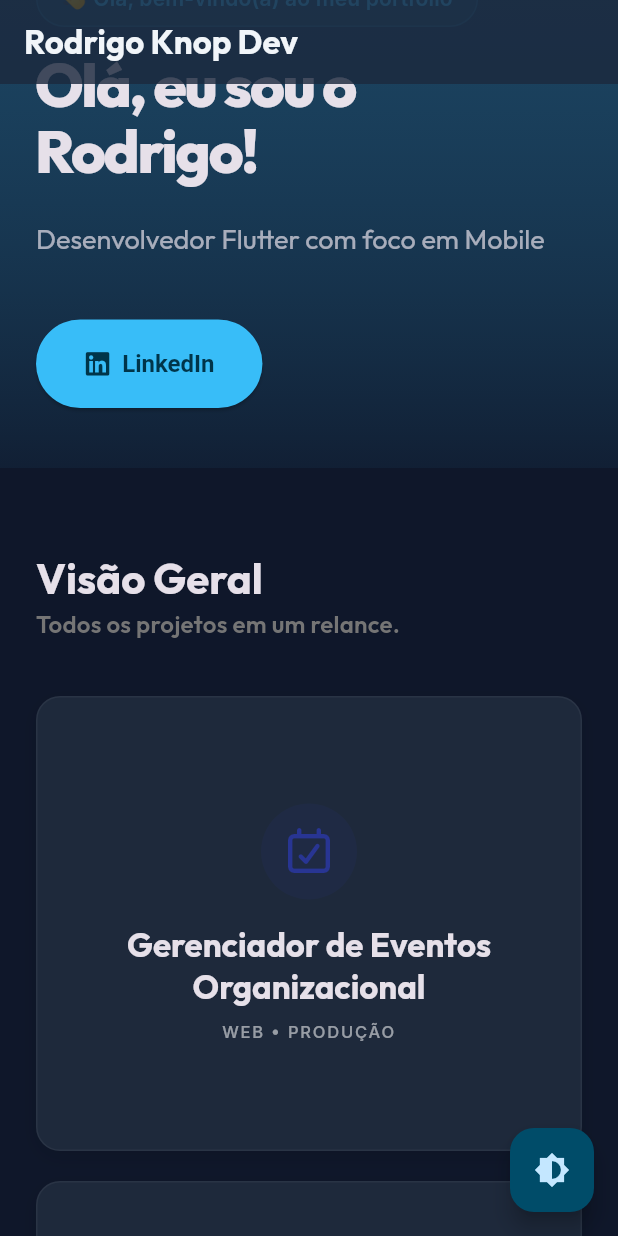
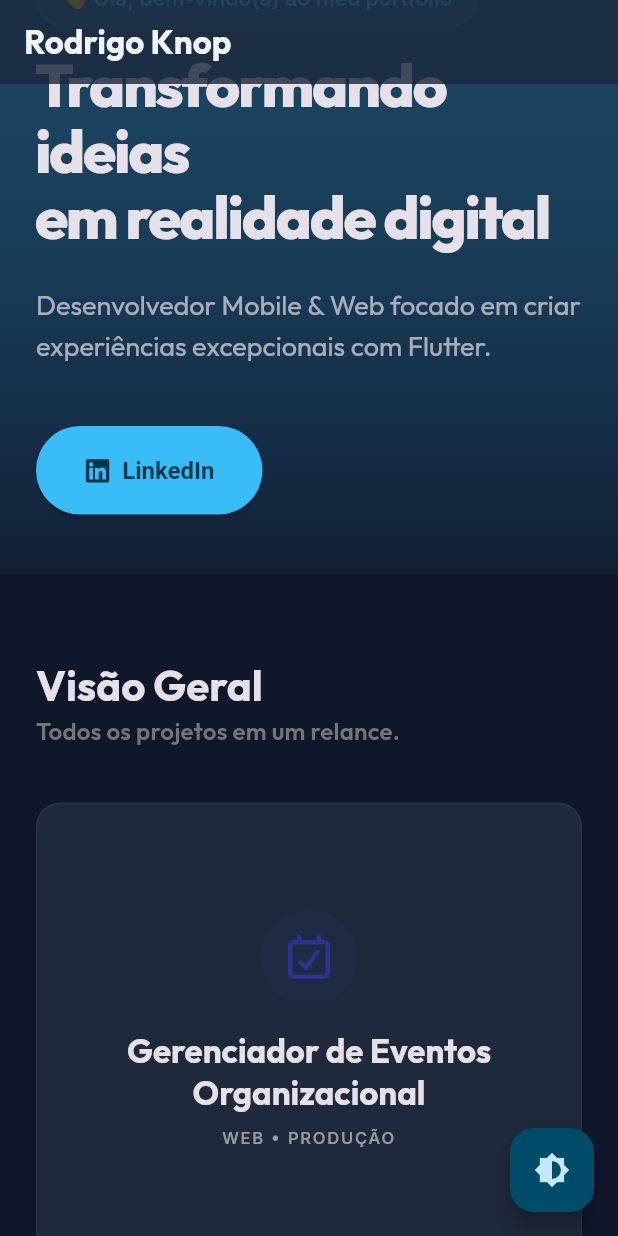
Before and after one commit to rodrigo-gh/portfolio, a Flutter app: the screen it shows after launch, scrolled down 576 dp, after a tap on "LinkedIn", on a phone screen of 412 x 824 dp. Run offline on Flutter 3.47's test engine with Material 3 defaults, Android fonts, the phone set to English and light mode, and no system bars; drawn by our look-alikes of flutter_animate; our stand-ins replace font_awesome_flutter, google_fonts, smooth_page_indicator.

Commit message:
Refactor: Removing hardcoded text

```diff
--- a/lib/core/constants/strings.dart
+++ b/lib/core/constants/strings.dart
@@ -1,10 +1,55 @@
-const Map<String, String> strings = {
-  "headerTitle": "Olá, eu sou o Rodrigo!",
-  "headerSubtitle": "Desenvolvedor Flutter com foco em Mobile",
-  "headerButtonText": "Ver meu LinkedIn",
-  "statusBannerTitle": "Em Produção & Beta",
-  "statusBannerSubtitle": "O foco é entregar valor real.",
-  "statusBannerCount": "1",
-  "statusBannerLabel": "Sistema Web\nem Produção",
-  "statusBannerIcon": "Icons.public",
-};
+class AppStrings {
+  // Profile Info
+  static const String profileName = "Rodrigo Knop";
+  static const String profileNameShort = "Rodrigo";
+  static const String profileRole = "Software Developer";
+  static const String profileBio = "Construindo soluções robustas e experiências digitais memoráveis através de código limpo e design centrado no usuário.";
+  static const String profileEmail = "rodrigo_knop@outlook.com";
+  static const String profileGitHubUrl = "https://github.com/rodrigo-gh";
+  static const String profileLinkedInUrl = "https://linkedin.com/in/rodrigo-nogueira-knop";
+
+  // Navigation
+  static const String navTrajectory = "Trajetória";
+  static const String navProjects = "Projetos";
+
+  // Hero Section
+  static const String heroGreeting = "👋 Olá, bem-vindo(a) ao meu portfólio";
+  static const String heroTitle = "Transformando ideias\nem realidade digital";
+  static const String heroSubtitle = "Desenvolvedor Mobile & Web focado em criar experiências excepcionais com Flutter.";
+  static const String heroButtonText = "LinkedIn";
+
+  // Section Titles
+  static const String sectionOverviewTitle = "Visão Geral";
+  static const String sectionOverviewSubtitle = "Todos os projetos em um relance.";
+  static const String sectionTrajectoryTitle = "Minha Trajetória";
+  static const String sectionTrajectorySubtitle = "Experiência profissional e acadêmica.";
+  static const String sectionDetailedTitle = "Exploração Detalhada";
+  static const String sectionDetailedSubtitle = "Mergulhe nos detalhes de cada projeto.";
+
+  // Project Details
+  static const String projectDetailsAbout = "Sobre o Projeto";
+  static const String projectDetailsTech = "Tecnologias";
+  static const String projectDetailsLinks = "Links";
+  static const String projectDetailsRepo = "Repositório";
+  static const String projectDetailsBack = "Voltar";
+  static const String projectDetailsAccess = "Acessar";
+  static const String projectDetailsSummary = "Resumo do Projeto";
+
+  // Project Showcase
+  static const String showcaseCode = "Código";
+  static const String showcaseDetails = "Ver Detalhes";
+  static const String showcaseImageNotFound = "Imagem não encontrada:\n";
+  static const String showcaseImageInstructions = "Adicione os arquivos na pasta 'assets' do projeto.";
+
+  // Trajectory Section
+  static const String trajectoryCareer = "Carreira";
+  static const String trajectoryEducation = "Formação";
+
+  // Footer
+  static const String footerCta = "Vamos construir algo juntos?";
+  static const String footerMadeWith = "Feito com Flutter Web.";
+
+  // Legacy / Banner
+  static const String bannerStatusTitle = "Em Produção & Beta";
+  static const String bannerStatusSubtitle = "O foco é entregar valor real.";
+}
--- a/lib/data/mock_data.dart
+++ b/lib/data/mock_data.dart
@@ -10,20 +10,19 @@ final List<ProjectModel> productionProjects = [
         "Sistema centralizado para gestão e escalas de eventos, focado em produtividade e consistência visual.",
     details: """
 RESUMO DO PROJETO
-Aplicativo multi-plataforma desenvolvido para centralizar a criação e o gerenciamento de eventos em organizações. O foco principal é a produtividade na entrada de dados e a consistência visual através de um design system proprietário baseado em Material 3.
+Aplicativo multi-plataforma desenvolvido para centralizar a criação e o gerenciamento de eventos corporativos e organizacionais. O foco principal é a eficiência operacional na entrada de dados e a excelência na experiência do usuário, utilizando um design system proprietário baseado em Material 3.
 
 CORE STACK
 • Frontend: Flutter / Dart
 • Gerenciamento de Estado: Riverpod
 • Backend: Firebase (Auth & Firestore)
-• Persistência & Localização: Intl e flutter_localizations (pt_BR)
 
 FUNCIONALIDADES IMPLEMENTADAS
 • Criação de Eventos em Lote: Fluxo com Stepper para replicar dados comuns.
 • Sistema de Convites: Detecção automática de convites e vinculação de organizações (RBAC).
 • Validação de Conflitos: Alerta de choques de horário.
 • Interface Premium: Layout adaptável e Design System consistente.
-• Exportação: Relatórios em Excel e PDF.
+• Exportação: Relatórios em Excel.
 
 ROADMAP & FUTURO
 1. Automação: Eventos recorrentes (RRule), sync com Google Calendar.
@@ -57,7 +56,21 @@ final List<ProjectModel> developmentProjects = [
   ProjectModel(
     title: "Simple Fit",
     description:
-        "Aplicativo que visa faciliar o acompanhamento de treinos personalizados.",
+        "Aplicativo desenvolvido para facilitar o acompanhamento de treinos personalizados e evolução física.",
+    details: """
+RESUMO DO PROJETO
+O Simple Fit é focado em entusiastas do fitness que buscam uma forma simples e eficaz de registrar seus treinos. O sistema permite a criação de rotinas personalizadas e oferece visualização clara do progresso através de gráficos.
+
+CORE STACK
+• Frontend: Flutter / Dart (Clean Architecture)
+• Visualização: Charts adaptados
+• Estado: Gestão reativa com foco em performance
+
+FUNCIONALIDADES
+• Registro simplificado de séries e repetições.
+• Gráficos de evolução por grupamento muscular.
+• Histórico de treinos com busca rápida.
+""",
     statusText: "BETA na Playstore",
     colorBase: Colors.green.shade600,
     techStack: ["Flutter", "Clean Arch", "Charts"],
@@ -73,11 +86,11 @@ final List<ProjectModel> developmentProjects = [
   ProjectModel(
     title: "Faz a Média",
     description:
-        "Aplicativo que visa auxiliar o calculo do consumo médio de combustivel do veiculo. Possui funcionalidades como o compatilhamento de veículos entre usuários e o registro de abastecimentos.",
+        "Aplicativo para auxiliar no cálculo do consumo médio de combustível. Permite o compartilhamento de veículos entre usuários e registro detalhado de abastecimentos.",
     statusText: "EM DESENVOLVIMENTO",
     colorBase: Colors.purple.shade600,
     techStack: ["Flutter", "Clean Arch", "Charts"],
-    icon: Icons.school,
+    icon: Icons.local_gas_station,
     link: null, // Sem link público ainda
     repoLink: "https://github.com/seu-user/faz-a-media",
     linkIcon: Icons.lock,
@@ -113,21 +126,21 @@ const List<ExperienceModel> experiences = [
     organization: "Positivo Tecnologia",
     dateRange: "2024 - Atualmente",
     description:
-        "Desenvolvimento mobile em Flutter (Dart)\nDesenvolvimento nativo Android/iOS (Kotlin e Swift)\nAplicação de Clean Architecture e Atomic Design\nMetodologia Scrum\nIntegração com APIs REST\nNoções básicas de AWS\nFirebase",
+        "• Desenvolvimento de features complexas para ecossistema mobile em Flutter.\n• Manutenção e evolução de código nativo (Kotlin/Swift) para integrações de baixo nível.\n• Aplicação de Clean Architecture e Atomic Design.\n• Metodologia Scrum.\n• Integração com serviços AWS e arquitetura serverless com Firebase.",
   ),
   ExperienceModel(
-    title: "Estágio",
+    title: "Estagiário de Desenvolvimento",
     organization: "Positivo Tecnologia",
     dateRange: "2023 - 2024",
     description:
-        "Desenvolvimento mobile em Flutter (Dart)\nDesenvolvimento nativo Android/iOS (Kotlin e Swift)\nAplicação de Clean Architecture e Atomic Design\nMetodologia Scrum\nIntegração com APIs REST\nNoções básicas de AWS\nFirebase",
+        "• Auxílio no desenvolvimento mobile utilizando Flutter e Dart.\n• Implementação de componentes de UI baseados em Atomic Design.\n• Apoio na integração com APIs REST e diagnósticos de erros.\n• Participação ativa em cerimônias Scrum e aprendizado de fluxos de CI/CD.",
   ),
   ExperienceModel(
     title: "Desenvolvedor de Sistemas",
     organization: "Data Company Sistemas",
     dateRange: "2022 - 2023",
     description:
-        "Desenvolvimento mobile com Flutter (Dart)\nDesenvolvimento web com JavaScript/TypeScript (Node.js)\nTestes unitários e de integração\nDocumentação técnica (Docusaurus)",
+        "• Desenvolvimento de soluções mobile com Flutter.\n• Criação de ferramentas web e APIs utilizando JavaScript/TypeScript (Node.js).\n• Implementação de testes unitários e de integração para garantir a qualidade de software.\n• Elaboração de documentação técnica para desenvolvedores utilizando Docusaurus.",
   ),
 ];
 
@@ -142,21 +155,18 @@ const List<ExperienceModel> academicBackground = [
     title: "Pós-graduação em Programação para Dispositivos Móveis",
     organization: "UTFPR",
     dateRange: "2026 - Presente",
-    description:
-        "Pós-graduação em Programação para Dispositivos Móveis UTFPR – Início previsto – 04/2026",
+    description: "Especialização focada em arquiteturas avançadas, performance e desenvolvimento nativo moderno.",
   ),
   ExperienceModel(
-    title: "Tecnólogo em Análise e desenvolvimento de Sistemas",
+    title: "Tecnólogo em Análise e Desenvolvimento de Sistemas",
     organization: "PUCPR",
     dateRange: "2023 - 2025",
-    description:
-        "Tecnólogo em Análise e desenvolvimento de Sistemas – PUCPR - Início – 01/2023 – Concluído – 09/2025",
+    description: "Formação focada em engenharia de software, processos ágeis e tecnologias modernas de desenvolvimento.",
   ),
   ExperienceModel(
-    title: "Bacharelado em Ciência da Computação",
+    title: "Bacharelado em Ciência da Computação (Incompleto)",
     organization: "UDESC",
-    dateRange: "2017 - 2021",
-    description:
-        "Bacharelado em Ciência da Computação – UDESC - Início – 06/2019 – Trancado em – 01/2023",
+    dateRange: "2019 - 2022",
+    description: "Monitor da disciplina de algoritmos por 2 anos. Iniciação científica com foco em Aprendizado de Máquina.",
   ),
 ];
--- a/lib/features/portfolio/pages/home_page.dart
+++ b/lib/features/portfolio/pages/home_page.dart
@@ -9,6 +9,7 @@ import 'package:portfolio/features/portfolio/widgets/project_summary_card.dart';
 import 'package:portfolio/features/portfolio/widgets/section_title.dart';
 import 'package:portfolio/features/portfolio/widgets/trajectory_section.dart';
 
+import 'package:portfolio/core/constants/strings.dart';
 import 'package:portfolio/features/portfolio/widgets/hero_section.dart';
 
 class HomePage extends StatefulWidget {
@@ -70,8 +71,8 @@ class _HomePageState extends State<HomePage> {
               // 1. SUMMARY SECTION
               sectionTitle(
                 context,
-                "Visão Geral",
-                "Todos os projetos em um relance.",
+                AppStrings.sectionOverviewTitle,
+                AppStrings.sectionOverviewSubtitle,
               ),
               const SliverToBoxAdapter(child: SizedBox(height: 20)),
               SliverPadding(
@@ -99,11 +100,11 @@ class _HomePageState extends State<HomePage> {
               // 2. TRAJECTORY SECTION
               sectionTitle(
                 context,
-                "Minha Trajetória",
-                "Experiência profissional e acadêmica.",
+                AppStrings.sectionTrajectoryTitle,
+                AppStrings.sectionTrajectorySubtitle,
                 key: trajectoryKey,
               ),
-              TrajectorySection(
+              const TrajectorySection(
                 professionalExperiences: experiences,
                 academicExperiences: academicBackground,
               ),
@@ -112,8 +113,8 @@ class _HomePageState extends State<HomePage> {
               // 3. DETAILED SECTION
               sectionTitle(
                 context,
-                "Exploração Detalhada",
-                "Mergulhe nos detalhes de cada projeto.",
+                AppStrings.sectionDetailedTitle,
+                AppStrings.sectionDetailedSubtitle,
                 key: projectsKey,
               ),
               const SliverToBoxAdapter(child: SizedBox(height: 20)),
@@ -157,7 +158,7 @@ class _HomePageState extends State<HomePage> {
             ),
              const SizedBox(height: 20),
             SelectableText(
-              "Vamos construir algo juntos?",
+              AppStrings.footerCta,
               style: TextStyle(
                   color: Theme.of(context).colorScheme.onInverseSurface,
                   fontSize: 18),
@@ -168,19 +169,19 @@ class _HomePageState extends State<HomePage> {
               children: [
                 IconButton(
                   onPressed: () =>
-                      launchCustomUrl("https://github.com/seu-user"),
+                      launchCustomUrl(AppStrings.profileGitHubUrl),
                   icon: const Icon(FontAwesomeIcons.github,
                           color: null), // Inherits from IconButton defaults or theme
                 ),
                 IconButton(
-                  onPressed: () => launchCustomUrl("mailto:seuemail@gmail.com"),
+                  onPressed: () => launchCustomUrl("mailto:${AppStrings.profileEmail}"),
                   icon: const Icon(Icons.email, color: null),
                 ),
               ],
             ),
             const SizedBox(height: 20),
             SelectableText(
-              "Feito com Flutter Web.",
+              AppStrings.footerMadeWith,
               style: TextStyle(
                   color: Theme.of(context)
                       .colorScheme
--- a/lib/features/portfolio/pages/project_details_page.dart
+++ b/lib/features/portfolio/pages/project_details_page.dart
@@ -1,5 +1,6 @@
 import 'dart:ui';
 import 'package:flutter/material.dart';
+import 'package:portfolio/core/constants/strings.dart';
 import 'package:font_awesome_flutter/font_awesome_flutter.dart';
 import 'package:portfolio/core/utils/url_laucher.dart';
 import 'package:portfolio/data/models/project_model.dart';
@@ -86,7 +87,7 @@ class _ProjectDetailsPageState extends State<ProjectDetailsPage> {
             backgroundColor: Theme.of(context).scaffoldBackgroundColor,
             elevation: 0,
             leading: IconButton(
-              tooltip: 'Voltar',
+              tooltip: AppStrings.projectDetailsBack,
               icon: Container(
                 padding: const EdgeInsets.all(8),
                 decoration: BoxDecoration(
@@ -301,7 +302,7 @@ class _ProjectDetailsPageState extends State<ProjectDetailsPage> {
             children: [
                _buildHeader(context),
                const SizedBox(height: 40),
-               _buildRichTextSection(context, "Sobre o Projeto", widget.project.details ?? widget.project.description),
+               _buildRichTextSection(context, AppStrings.projectDetailsAbout, widget.project.details ?? widget.project.description),
             ],
           ).animate().fadeIn(duration: 600.ms).slideY(begin: 0.1, end: 0),
         ),
@@ -316,7 +317,7 @@ class _ProjectDetailsPageState extends State<ProjectDetailsPage> {
             children: [
               _buildSidebarCard(
                 context,
-                title: "Tecnologias",
+                title: AppStrings.projectDetailsTech,
                 child: Wrap(
                   spacing: 8,
                   runSpacing: 8,
@@ -329,14 +330,14 @@ class _ProjectDetailsPageState extends State<ProjectDetailsPage> {
               const SizedBox(height: 24),
               _buildSidebarCard(
                 context,
-                title: "Links",
+                title: AppStrings.projectDetailsLinks,
                 child: Column(
                   children: [
                     if (widget.project.link != null)
                       _buildLinkButton(
                         context,
                         icon: widget.project.linkIcon ?? Icons.public,
-                        label: widget.project.buttonText,
+                        label: AppStrings.projectDetailsAccess,
                         url: widget.project.link!,
                         isPrimary: true,
                         color: widget.project.colorBase,
@@ -347,7 +348,7 @@ class _ProjectDetailsPageState extends State<ProjectDetailsPage> {
                       _buildLinkButton(
                         context,
                         icon: FontAwesomeIcons.github,
-                        label: "Repositório",
+                        label: AppStrings.projectDetailsRepo,
                         url: widget.project.repoLink!,
                         isPrimary: false,
                         color: widget.project.colorBase,
@@ -377,7 +378,7 @@ class _ProjectDetailsPageState extends State<ProjectDetailsPage> {
                 child: _buildLinkButton(
                         context,
                         icon: widget.project.linkIcon ?? Icons.public,
-                        label: "Acessar",
+                        label: AppStrings.projectDetailsAccess,
                         url: widget.project.link!,
                         isPrimary: true,
                         color: widget.project.colorBase,
@@ -390,7 +391,7 @@ class _ProjectDetailsPageState extends State<ProjectDetailsPage> {
                 child: _buildLinkButton(
                         context,
                         icon: FontAwesomeIcons.github,
-                        label: "Código",
+                        label: AppStrings.showcaseCode,
                         url: widget.project.repoLink!,
                         isPrimary: false,
                         color: widget.project.colorBase,
@@ -402,7 +403,7 @@ class _ProjectDetailsPageState extends State<ProjectDetailsPage> {
 
         // Tech Stack
         Text(
-          "Tecnologias",
+          AppStrings.projectDetailsTech,
           style: Theme.of(context).textTheme.titleMedium?.copyWith(
             fontWeight: FontWeight.bold,
           ),
@@ -421,7 +422,7 @@ class _ProjectDetailsPageState extends State<ProjectDetailsPage> {
         const SizedBox(height: 32),
 
         // Main Content
-        _buildRichTextSection(context, "Sobre o Projeto", widget.project.details ?? widget.project.description),
+        _buildRichTextSection(context, AppStrings.projectDetailsAbout, widget.project.details ?? widget.project.description),
       ],
     );
   }
--- a/lib/features/portfolio/widgets/header.dart
+++ b/lib/features/portfolio/widgets/header.dart
@@ -1,4 +1,5 @@
 import 'package:flutter/material.dart';
+import 'package:portfolio/core/constants/strings.dart';
 import 'package:google_fonts/google_fonts.dart';
 
 Widget header(
@@ -10,10 +11,10 @@ Widget header(
   return SliverAppBar(
     pinned: true,
     floating: true,
-    backgroundColor: Theme.of(context).scaffoldBackgroundColor.withOpacity(0.8),
+    backgroundColor: Theme.of(context).scaffoldBackgroundColor.withValues(alpha: 0.8),
     elevation: 0,
     title: Text(
-      "Rodrigo Knop Dev", // Or strings["appName"]
+      AppStrings.profileName,
       style: GoogleFonts.outfit(
         fontWeight: FontWeight.bold,
         color: Theme.of(context).colorScheme.onSurface,
@@ -22,11 +23,11 @@ Widget header(
     centerTitle: false,
     actions: isDesktop
         ? [
-            _NavButton(label: "Trajetória", onTap: onNavTrajectory),
-            _NavButton(label: "Projetos", onTap: onNavProjects),
+            _NavButton(label: AppStrings.navTrajectory, onTap: onNavTrajectory),
+            _NavButton(label: AppStrings.navProjects, onTap: onNavProjects),
             const SizedBox(width: 24),
           ]
-        : null, // Mobile menu could be a Drawer or PopupMenu, for now keeping simple or adding later
+        : null,
   );
 }
 
--- a/lib/features/portfolio/widgets/hero_section.dart
+++ b/lib/features/portfolio/widgets/hero_section.dart
@@ -120,7 +120,7 @@ class HeroSection extends StatelessWidget {
             color: Theme.of(context).colorScheme.primary.withValues(alpha: 0.2)),
       ),
       child: Text(
-        "👋 Olá, bem-vindo(a) ao meu portfólio",
+        AppStrings.heroGreeting,
         style: Theme.of(context).textTheme.labelLarge?.copyWith(
               color: Theme.of(context).colorScheme.primary,
               fontWeight: FontWeight.w600,
@@ -131,7 +131,7 @@ class HeroSection extends StatelessWidget {
 
   Widget _buildTitle(BuildContext context, bool isDesktop) {
     return Text(
-      strings["headerTitle"] ?? "Transformando ideias\nem realidade digital",
+      AppStrings.heroTitle,
       style: Theme.of(context).textTheme.displayLarge?.copyWith(
         fontSize: isDesktop ? 64 : 40,
         fontWeight: FontWeight.w800,
@@ -146,7 +146,7 @@ class HeroSection extends StatelessWidget {
     return SizedBox(
       width: isDesktop ? 600 : double.infinity,
       child: Text(
-        strings["headerSubtitle"] ?? "Desenvolvedor Mobile & Web focado em criar experiências excepcionais com Flutter.",
+        AppStrings.heroSubtitle,
         style: Theme.of(context).textTheme.headlineSmall?.copyWith(
               fontSize: isDesktop ? 22 : 18,
               fontWeight: FontWeight.w400,
@@ -163,9 +163,9 @@ class HeroSection extends StatelessWidget {
       runSpacing: 16,
       children: [
         ElevatedButton.icon(
-          onPressed: () => launchCustomUrl("https://linkedin.com/in/rodrigo-nogueira-knop"),
+          onPressed: () => launchCustomUrl(AppStrings.profileLinkedInUrl),
           icon: const Icon(FontAwesomeIcons.linkedin),
-          label: const Text("LinkedIn"),
+          label: const Text(AppStrings.heroButtonText),
           style: ElevatedButton.styleFrom(
             padding: const EdgeInsets.symmetric(horizontal: 32, vertical: 20),
             backgroundColor: Theme.of(context).colorScheme.primary,
--- a/lib/features/portfolio/widgets/project_showcase_item.dart
+++ b/lib/features/portfolio/widgets/project_showcase_item.dart
@@ -1,4 +1,5 @@
 import 'package:flutter/material.dart';
+import 'package:portfolio/core/constants/strings.dart';
 import 'package:font_awesome_flutter/font_awesome_flutter.dart';
 import 'package:portfolio/core/utils/url_laucher.dart';
 import 'package:portfolio/data/models/project_model.dart';
@@ -195,7 +196,7 @@ class _ProjectShowcaseItemState extends State<ProjectShowcaseItem> {
                                     .withValues(alpha: 0.38)),
                             const SizedBox(height: 16),
                             Text(
-                              "Imagem não encontrada:\n${widget.project.galleryAssets[index]}",
+                              "${AppStrings.showcaseImageNotFound}\n${widget.project.galleryAssets[index]}",
                               textAlign: TextAlign.center,
                               style: TextStyle(
                                   color: Theme.of(context)
@@ -205,7 +206,7 @@ class _ProjectShowcaseItemState extends State<ProjectShowcaseItem> {
                             ),
                             const SizedBox(height: 8),
                             Text(
-                              "Adicione os arquivos na pasta 'assets' do projeto.",
+                              AppStrings.showcaseImageInstructions,
                               style: TextStyle(
                                   color: Theme.of(context)
                                       .colorScheme
@@ -463,7 +464,7 @@ class _ProjectShowcaseItemState extends State<ProjectShowcaseItem> {
               OutlinedButton.icon(
                 onPressed: () => launchCustomUrl(widget.project.repoLink!),
                 icon: const Icon(FontAwesomeIcons.github, size: 18),
-                label: const Text("Código"),
+                label: const Text(AppStrings.showcaseCode),
                 style: OutlinedButton.styleFrom(
                   padding:
                       const EdgeInsets.symmetric(horizontal: 24, vertical: 16),
@@ -481,7 +482,7 @@ class _ProjectShowcaseItemState extends State<ProjectShowcaseItem> {
                 );
               },
               icon: const Icon(Icons.arrow_forward, size: 18),
-              label: const Text("Ver Detalhes"),
+              label: const Text(AppStrings.showcaseDetails),
               style: TextButton.styleFrom(
                 foregroundColor:
                     Theme.of(context).textTheme.bodyLarge?.color?.withValues(alpha: 0.7),
--- a/lib/features/portfolio/widgets/trajectory_section.dart
+++ b/lib/features/portfolio/widgets/trajectory_section.dart
@@ -1,4 +1,5 @@
 import 'package:flutter/material.dart';
+import 'package:portfolio/core/constants/strings.dart';
 import 'package:flutter_animate/flutter_animate.dart';
 import 'package:portfolio/data/models/experience_model.dart';
 
@@ -95,7 +96,7 @@ class _TrajectorySectionState extends State<TrajectorySection> {
           ),
           const SizedBox(height: 20),
           Text(
-            "Rodrigo",
+            AppStrings.profileNameShort,
             style: Theme.of(context).textTheme.headlineSmall?.copyWith(
               fontWeight: FontWeight.bold,
             ),
@@ -103,7 +104,7 @@ class _TrajectorySectionState extends State<TrajectorySection> {
           ),
           const SizedBox(height: 8),
           Text(
-            "Software Developer",
+            AppStrings.profileRole,
             style: Theme.of(context).textTheme.bodyMedium?.copyWith(
               color: Theme.of(context).colorScheme.primary,
             ),
@@ -111,7 +112,7 @@ class _TrajectorySectionState extends State<TrajectorySection> {
           ),
           const SizedBox(height: 24),
           const Text(
-            "Construindo soluções robustas e experiências digitais memoráveis através de código limpo e design centrado no usuário.",
+            AppStrings.profileBio,
             textAlign: TextAlign.center,
             style: TextStyle(height: 1.5, color: Colors.white70),
           ),
@@ -126,12 +127,12 @@ class _TrajectorySectionState extends State<TrajectorySection> {
                 mainAxisSize: MainAxisSize.min,
                 children: [
                   _TrajectoryTab(
-                    label: "Carreira",
+                    label: AppStrings.trajectoryCareer,
                     isSelected: _showProfessional,
                     onTap: () => setState(() => _showProfessional = true),
                   ),
                   _TrajectoryTab(
-                    label: "Formação",
+                    label: AppStrings.trajectoryEducation,
                     isSelected: !_showProfessional,
                     onTap: () => setState(() => _showProfessional = false),
                   ),
--- a/lib/main.dart
+++ b/lib/main.dart
@@ -17,7 +17,7 @@ class MyPortfolioApp extends StatelessWidget {
       valueListenable: themeModeNotifier,
       builder: (context, currentMode, _) {
         return MaterialApp(
-          title: strings["headerTitle"]!,
+          title: AppStrings.heroTitle,
           debugShowCheckedModeBanner: false,
           theme: lightTheme,
           darkTheme: darkTheme,
```
Also changed, not shown: 1 other file.
